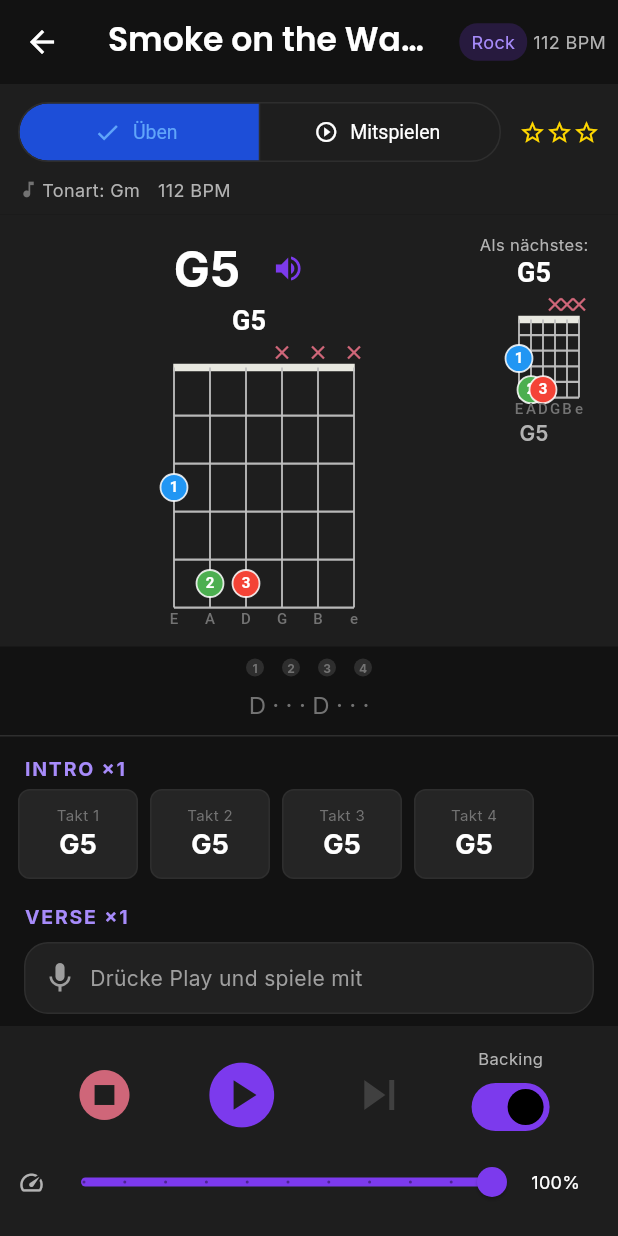
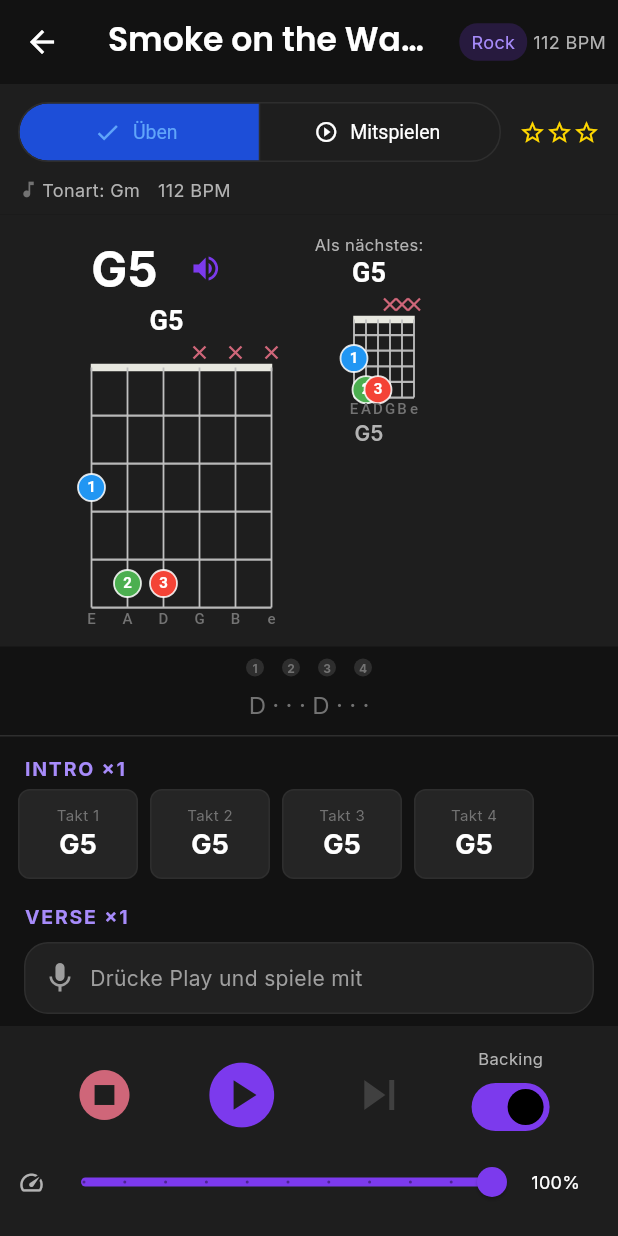
Before and after one commit to manuelbrandner85/Enya-gitarre-learn, a Flutter app: the SongPracticeScreen screen opened directly with empty values, on a phone screen of 412 x 824 dp. Run offline on Flutter 3.47's test engine with Material 3 defaults, Android fonts, the phone set to English and light mode, and no system bars; our stand-ins replace confetti, drift, fl_chart, flutter_animate, flutter_blue_plus, flutter_local_notifications and 16 more; missing offline and left inert: audio_waveforms, flame, record; accounts and stored records are empty; generated files the repository leaves out were written again; network calls fail.

Commit message:
fix(ui): resolve overlap issues on lesson and song screens
- HandsFreeOverlay: anchor with SafeArea + minimum 88px bottom inset so
  the floating mode button no longer overlaps the lesson "Zurück / Weiter"
  button bar or BottomNavigationBar
- XmariSetupCard: replace fixed-width Row with Wrap so preset/pickup/
  Kopfhörer chips reflow on narrow screens instead of overflowing
- SongPracticeScreen: wrap next-chord column in Flexible with
  TextOverflow.ellipsis on chord-name texts to prevent right-edge overflow
  for long chord names like F#m
- LessonScreen: add 96px bottom padding to the SingleChildScrollView so
  the last instruction/exercise card is no longer hidden behind the
  bottom button bar

```diff
--- a/lib/features/lessons/lesson_screen.dart
+++ b/lib/features/lessons/lesson_screen.dart
@@ -203,7 +203,7 @@ class _LessonScreenState extends ConsumerState<LessonScreen> {
           ),
           Expanded(
             child: SingleChildScrollView(
-              padding: const EdgeInsets.all(24),
+              padding: const EdgeInsets.fromLTRB(24, 24, 24, 96),
               child: Column(
                 crossAxisAlignment: CrossAxisAlignment.start,
                 children: [
--- a/lib/features/songs/screens/song_practice_screen.dart
+++ b/lib/features/songs/screens/song_practice_screen.dart
@@ -468,7 +468,8 @@ class _SongPracticeScreenState extends ConsumerState<SongPracticeScreen>
           ),
           // Next chord (small)
           if (nextChord != null || nextChordName != null)
-            Column(
+            Flexible(
+              child: Column(
                 children: [
                   const Text(
                     'Als nächstes:',
@@ -476,6 +477,7 @@ class _SongPracticeScreenState extends ConsumerState<SongPracticeScreen>
                       color: AppColors.textSecondary,
                       fontSize: 11,
                     ),
+                    overflow: TextOverflow.ellipsis,
                   ),
                   if (nextChord != null)
                     ChordDiagramWidget(chord: nextChord, size: 80)
@@ -489,6 +491,8 @@ class _SongPracticeScreenState extends ConsumerState<SongPracticeScreen>
                             color: AppColors.textSecondary,
                             fontSize: 24,
                           ),
+                          overflow: TextOverflow.ellipsis,
+                          maxLines: 1,
                         ),
                       ),
                     ),
@@ -499,8 +503,11 @@ class _SongPracticeScreenState extends ConsumerState<SongPracticeScreen>
                       fontSize: 14,
                       fontWeight: FontWeight.w600,
                     ),
+                    overflow: TextOverflow.ellipsis,
+                    maxLines: 1,
                   ),
                 ],
+              ),
             ),
         ],
       ),
```
Also changed, not shown: lib/core/widgets/hands_free_overlay.dart (+5 -2 lines), lib/features/lessons/widgets/xmari_setup_card.dart (+4 -5 lines). Lines whose indentation alone changed are shown as unchanged.
